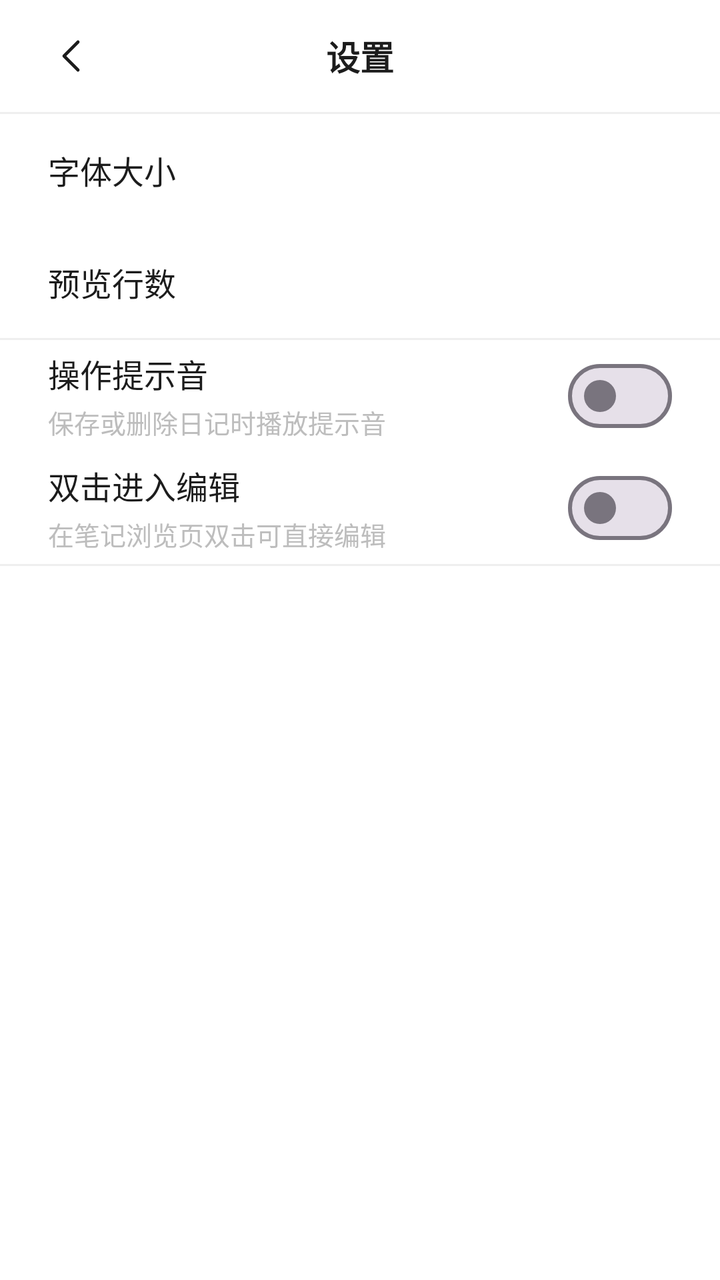
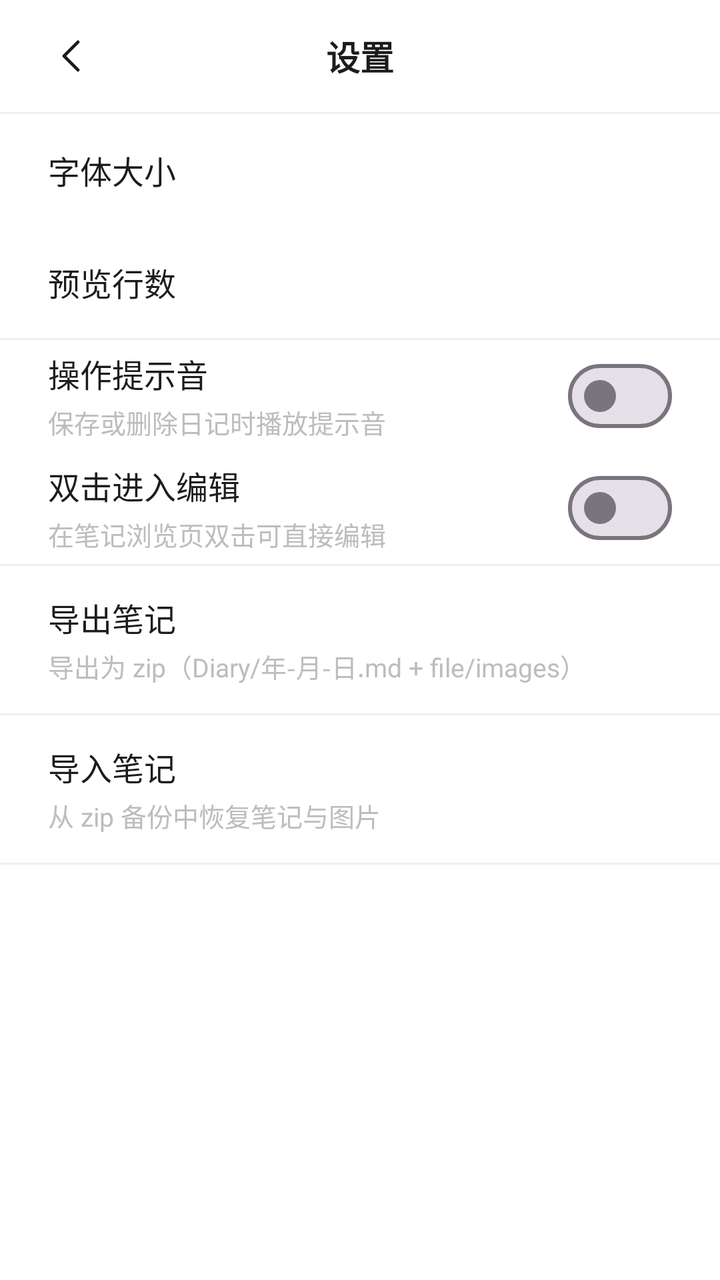

The first picture is an Android layout as it rendered before a commit; the second is the same layout after the commit. The layout source and the unified diff follow.
<!-- AndroidManifest.xml: application theme Theme.WuDiary -->
<!-- res/layout/activity_settings.xml -->
<?xml version="1.0" encoding="utf-8"?>
<LinearLayout xmlns:android="http://schemas.android.com/apk/res/android"
    android:layout_width="match_parent"
    android:layout_height="match_parent"
    android:background="@color/background"
    android:orientation="vertical">

    <FrameLayout
        android:layout_width="match_parent"
        android:layout_height="56dp">

        <ImageButton
            android:id="@+id/btnBack"
            android:layout_width="48dp"
            android:layout_height="48dp"
            android:layout_gravity="start|center_vertical"
            android:layout_marginStart="12dp"
            android:background="?attr/selectableItemBackgroundBorderless"
            android:contentDescription="@string/back"
            android:scaleType="centerInside"
            android:src="@drawable/ic_chevron_left" />

        <TextView
            android:layout_width="wrap_content"
            android:layout_height="wrap_content"
            android:layout_gravity="center"
            android:text="@string/settings"
            android:textColor="@color/text_primary"
            android:textSize="17sp"
            android:textStyle="bold" />
    </FrameLayout>

    <View
        android:layout_width="match_parent"
        android:layout_height="1dp"
        android:background="@color/divider" />

    <LinearLayout
        android:id="@+id/rowFontSize"
        android:layout_width="match_parent"
        android:layout_height="56dp"
        android:background="?attr/selectableItemBackground"
        android:clickable="true"
        android:focusable="true"
        android:gravity="center_vertical"
        android:orientation="horizontal"
        android:paddingHorizontal="24dp">

        <TextView
            android:layout_width="0dp"
            android:layout_height="wrap_content"
            android:layout_weight="1"
            android:text="@string/font_size"
            android:textColor="@color/text_primary"
            android:textSize="16sp" />

        <TextView
            android:id="@+id/textFontValue"
            android:layout_width="wrap_content"
            android:layout_height="wrap_content"
            android:textColor="@color/text_secondary"
            android:textSize="15sp" />
    </LinearLayout>

    <LinearLayout
        android:id="@+id/rowPreviewLines"
        android:layout_width="match_parent"
        android:layout_height="56dp"
        android:background="?attr/selectableItemBackground"
        android:clickable="true"
        android:focusable="true"
        android:gravity="center_vertical"
        android:orientation="horizontal"
        android:paddingHorizontal="24dp">

        <TextView
            android:layout_width="0dp"
            android:layout_height="wrap_content"
            android:layout_weight="1"
            android:text="@string/preview_lines"
            android:textColor="@color/text_primary"
            android:textSize="16sp" />

        <TextView
            android:id="@+id/textPreviewValue"
            android:layout_width="wrap_content"
            android:layout_height="wrap_content"
            android:textColor="@color/text_secondary"
            android:textSize="15sp" />
    </LinearLayout>

    <View
        android:layout_width="match_parent"
        android:layout_height="1dp"
        android:background="@color/divider" />

    <LinearLayout
        android:id="@+id/rowSound"
        android:layout_width="match_parent"
        android:layout_height="56dp"
        android:background="?attr/selectableItemBackground"
        android:clickable="true"
        android:focusable="true"
        android:gravity="center_vertical"
        android:orientation="horizontal"
        android:paddingHorizontal="24dp">

        <LinearLayout
            android:layout_width="0dp"
            android:layout_height="wrap_content"
            android:layout_weight="1"
            android:orientation="vertical">

            <TextView
                android:layout_width="wrap_content"
                android:layout_height="wrap_content"
                android:text="@string/sound_feedback"
                android:textColor="@color/text_primary"
                android:textSize="16sp" />

            <TextView
                android:layout_width="wrap_content"
                android:layout_height="wrap_content"
                android:layout_marginTop="3dp"
                android:text="@string/sound_feedback_desc"
                android:textColor="@color/text_secondary"
                android:textSize="13sp" />
        </LinearLayout>

        <com.google.android.material.materialswitch.MaterialSwitch
            android:id="@+id/switchSound"
            android:layout_width="wrap_content"
            android:layout_height="wrap_content"
            android:clickable="false"
            android:focusable="false" />
    </LinearLayout>

    <LinearLayout
        android:id="@+id/rowDoubleTap"
        android:layout_width="match_parent"
        android:layout_height="56dp"
        android:background="?attr/selectableItemBackground"
        android:clickable="true"
        android:focusable="true"
        android:gravity="center_vertical"
        android:orientation="horizontal"
        android:paddingHorizontal="24dp">

        <LinearLayout
            android:layout_width="0dp"
            android:layout_height="wrap_content"
            android:layout_weight="1"
            android:orientation="vertical">

            <TextView
                android:layout_width="wrap_content"
                android:layout_height="wrap_content"
                android:text="@string/double_tap_edit"
                android:textColor="@color/text_primary"
                android:textSize="16sp" />

            <TextView
                android:layout_width="wrap_content"
                android:layout_height="wrap_content"
                android:layout_marginTop="3dp"
                android:text="@string/double_tap_edit_desc"
                android:textColor="@color/text_secondary"
                android:textSize="13sp" />
        </LinearLayout>

        <com.google.android.material.materialswitch.MaterialSwitch
            android:id="@+id/switchDoubleTap"
            android:layout_width="wrap_content"
            android:layout_height="wrap_content"
            android:clickable="false"
            android:focusable="false" />
    </LinearLayout>

    <View
        android:layout_width="match_parent"
        android:layout_height="1dp"
        android:background="@color/divider" />

</LinearLayout>
<!-- resources referenced by this layout -->
<resources>
  <color name="background">#FFFFFF</color>
  <color name="divider">#EFEFEF</color>
  <color name="text_primary">#1C1C1C</color>
  <color name="text_secondary">#BDBDBD</color>
  <!-- drawable ic_chevron_left (drawable) -->
  <?xml version="1.0" encoding="utf-8"?>
  <vector xmlns:android="http://schemas.android.com/apk/res/android"
      android:width="24dp"
      android:height="24dp"
      android:viewportWidth="24"
      android:viewportHeight="24">
      <path
          android:fillColor="#00000000"
          android:pathData="M15,5 L8,12 L15,19"
          android:strokeColor="#1C1C1C"
          android:strokeLineCap="round"
          android:strokeLineJoin="round"
          android:strokeWidth="1.6" />
  </vector>
  <string name="back">返回</string>
  <string name="double_tap_edit">双击进入编辑</string>
  <string name="double_tap_edit_desc">在笔记浏览页双击可直接编辑</string>
  <string name="font_size">字体大小</string>
  <string name="preview_lines">预览行数</string>
  <string name="settings">设置</string>
  <string name="sound_feedback">操作提示音</string>
  <string name="sound_feedback_desc">保存或删除日记时播放提示音</string>
  <style name="Theme.WuDiary" parent="Theme.Material3.Light.NoActionBar">
          <item name="colorPrimary">@color/primary</item>
          <item name="colorOnPrimary">@android:color/white</item>
          <item name="colorSurface">@color/surface</item>
          <item name="android:windowBackground">@color/background</item>
          <item name="android:statusBarColor">@color/background</item>
          <item name="android:windowLightStatusBar">true</item>
          <item name="android:navigationBarColor">@color/background</item>
      </style>
  <color name="primary">#1C1C1C</color>
  <color name="surface">#FFFFFF</color>
</resources>

<!-- the commit's change to res/layout/activity_settings.xml (unified diff, before → after) -->
@@ -181,4 +181,68 @@
         android:layout_height="1dp"
         android:background="@color/divider" />
 
+    <LinearLayout
+        android:id="@+id/rowExport"
+        android:layout_width="match_parent"
+        android:layout_height="wrap_content"
+        android:background="?attr/selectableItemBackground"
+        android:clickable="true"
+        android:focusable="true"
+        android:orientation="vertical"
+        android:paddingHorizontal="24dp"
+        android:paddingVertical="14dp">
+
+        <TextView
+            android:layout_width="wrap_content"
+            android:layout_height="wrap_content"
+            android:text="@string/backup_export"
+            android:textColor="@color/text_primary"
+            android:textSize="16sp" />
+
+        <TextView
+            android:layout_width="wrap_content"
+            android:layout_height="wrap_content"
+            android:layout_marginTop="3dp"
+            android:text="@string/backup_export_desc"
+            android:textColor="@color/text_secondary"
+            android:textSize="13sp" />
+    </LinearLayout>
+
+    <View
+        android:layout_width="match_parent"
+        android:layout_height="1dp"
+        android:background="@color/divider" />
+
+    <LinearLayout
+        android:id="@+id/rowImport"
+        android:layout_width="match_parent"
+        android:layout_height="wrap_content"
+        android:background="?attr/selectableItemBackground"
+        android:clickable="true"
+        android:focusable="true"
+        android:orientation="vertical"
+        android:paddingHorizontal="24dp"
+        android:paddingVertical="14dp">
+
+        <TextView
+            android:layout_width="wrap_content"
+            android:layout_height="wrap_content"
+            android:text="@string/backup_import"
+            android:textColor="@color/text_primary"
+            android:textSize="16sp" />
+
+        <TextView
+            android:layout_width="wrap_content"
+            android:layout_height="wrap_content"
+            android:layout_marginTop="3dp"
+            android:text="@string/backup_import_desc"
+            android:textColor="@color/text_secondary"
+            android:textSize="13sp" />
+    </LinearLayout>
+
+    <View
+        android:layout_width="match_parent"
+        android:layout_height="1dp"
+        android:background="@color/divider" />
+
 </LinearLayout>
<!-- resource entries referenced after the edit -->
@@ -20,6 +20,10 @@
           android:strokeWidth="1.6" />
   </vector>
   <string name="back">返回</string>
+  <string name="backup_export">导出笔记</string>
+  <string name="backup_export_desc">导出为 zip（Diary/年-月-日.md + file/images）</string>
+  <string name="backup_import">导入笔记</string>
+  <string name="backup_import_desc">从 zip 备份中恢复笔记与图片</string>
   <string name="double_tap_edit">双击进入编辑</string>
   <string name="double_tap_edit_desc">在笔记浏览页双击可直接编辑</string>
   <string name="font_size">字体大小</string>
